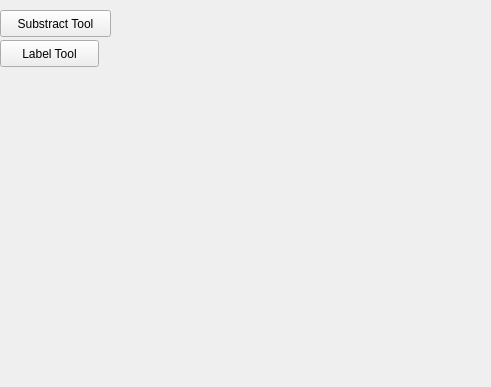
Old version of the form gui/pages/mainPage.ui in the repository jacv050/dataset-tools.
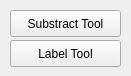
New version of the form.

Commit message: Constraint in main interface

What changed in the file:
```diff
--- a/gui/pages/mainPage.ui
+++ b/gui/pages/mainPage.ui
@@ -6,17 +6,29 @@
    <rect>
     <x>0</x>
     <y>0</y>
-    <width>491</width>
-    <height>387</height>
+    <width>131</width>
+    <height>76</height>
    </rect>
   </property>
+  <property name="minimumSize">
+   <size>
+    <width>131</width>
+    <height>76</height>
+   </size>
+  </property>
+  <property name="maximumSize">
+   <size>
+    <width>131</width>
+    <height>76</height>
+   </size>
+  </property>
   <property name="windowTitle">
    <string>DatasetTool</string>
   </property>
   <widget class="QPushButton" name="pbSubstractTool">
    <property name="geometry">
     <rect>
-     <x>0</x>
+     <x>10</x>
      <y>10</y>
      <width>111</width>
      <height>27</height>
@@ -35,9 +47,9 @@
   <widget class="QPushButton" name="pbLabelTool">
    <property name="geometry">
     <rect>
-     <x>0</x>
+     <x>10</x>
      <y>40</y>
-     <width>99</width>
+     <width>111</width>
      <height>27</height>
     </rect>
    </property>
```
